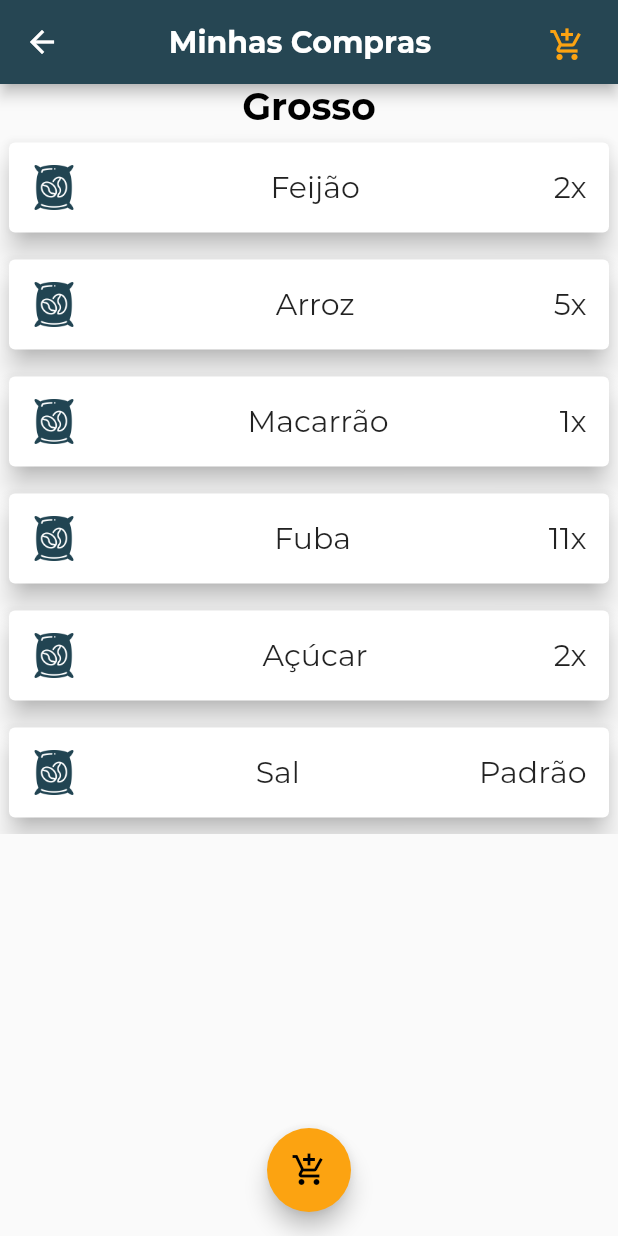
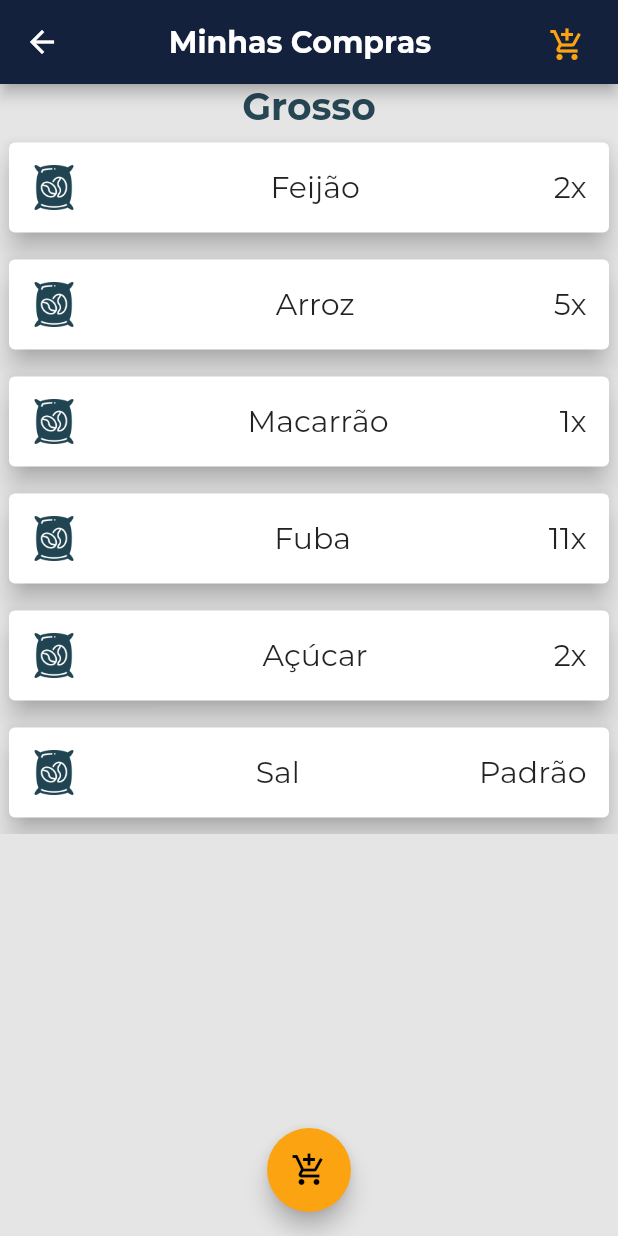
Before and after one commit to owarleysouza/S-Compras, a Flutter app: the TelaInicial screen opened directly, on a phone screen of 412 x 824 dp. Run offline on Flutter 3.47's test engine with Material 2 defaults, Android fonts, the phone set to English and light mode, and no system bars.

Commit message:
Alteradas cores principais dentro do app

```diff
--- a/lib/main.dart
+++ b/lib/main.dart
@@ -18,7 +18,7 @@ class PrimeiraTela extends StatelessWidget {
         home: TelaApresentacao(),
         theme: ThemeData(
           primaryColor: Color(
-              0xFF264653), //Cor primária do app que vai definir a cor de elementos principais, como a appbar, e etc
+              0xFF14213D), //Cor primária do app que vai definir a cor de elementos principais, como a appbar, e etc
           accentColor: Color(
               0xFFFCA311), //Cor definida para os elementos de destaque no app, como botões e etc
           fontFamily: 'Montserrat',
--- a/lib/views/categoria.dart
+++ b/lib/views/categoria.dart
@@ -18,7 +18,9 @@ class Categoria extends StatelessWidget {
         Text(
           "Grosso",
           style: TextStyle(
-              fontSize: 25, color: Colors.black, fontWeight: FontWeight.bold),
+              fontSize: 25,
+              color: Color(0xFF264653),
+              fontWeight: FontWeight.bold),
         ),
         ...produtos[0].map((produtoGrossos) => ProdutoTemplate(
               nome: produtoGrossos.nome,
@@ -28,7 +30,9 @@ class Categoria extends StatelessWidget {
         Text(
           "Limpeza e Higiene",
           style: TextStyle(
-              fontSize: 25, color: Colors.black, fontWeight: FontWeight.bold),
+              fontSize: 25,
+              color: Color(0xFF264653),
+              fontWeight: FontWeight.bold),
         ),
         ...produtos[1].map((produtoLeH) => ProdutoTemplate(
               nome: produtoLeH.nome,
@@ -38,7 +42,9 @@ class Categoria extends StatelessWidget {
         Text(
           "Frios",
           style: TextStyle(
-              fontSize: 25, color: Colors.black, fontWeight: FontWeight.bold),
+              fontSize: 25,
+              color: Color(0xFF264653),
+              fontWeight: FontWeight.bold),
         ),
         ...produtos[2].map((produtoFrios) => ProdutoTemplate(
               nome: produtoFrios.nome,
--- a/lib/views/telaInicial.dart
+++ b/lib/views/telaInicial.dart
@@ -74,6 +74,7 @@ class _TelaInicialState extends State<TelaInicial> {
   @override
   Widget build(BuildContext context) {
     return Scaffold(
+      backgroundColor: Color(0xFFe5e5e5),
       appBar: AppBar(
         backgroundColor: Theme.of(context).primaryColor,
         title: Center(
```
